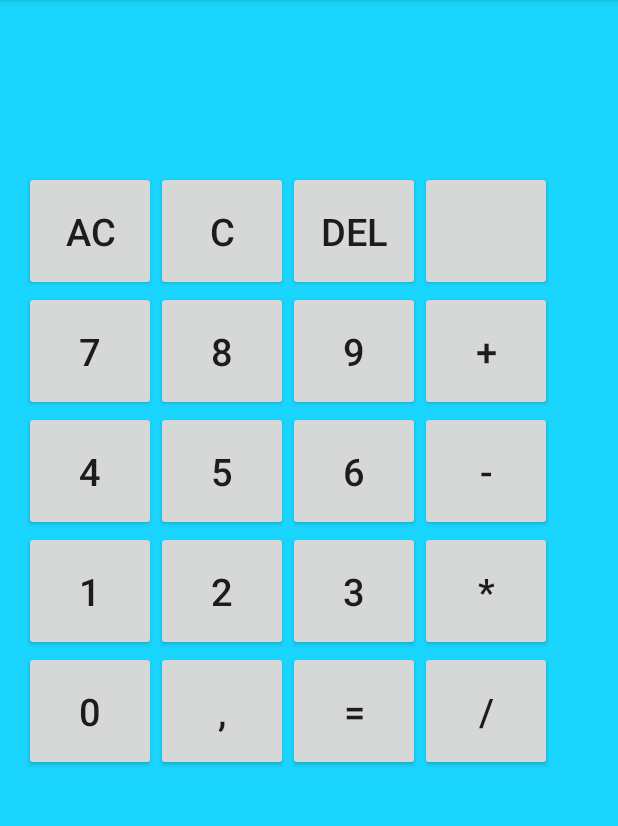
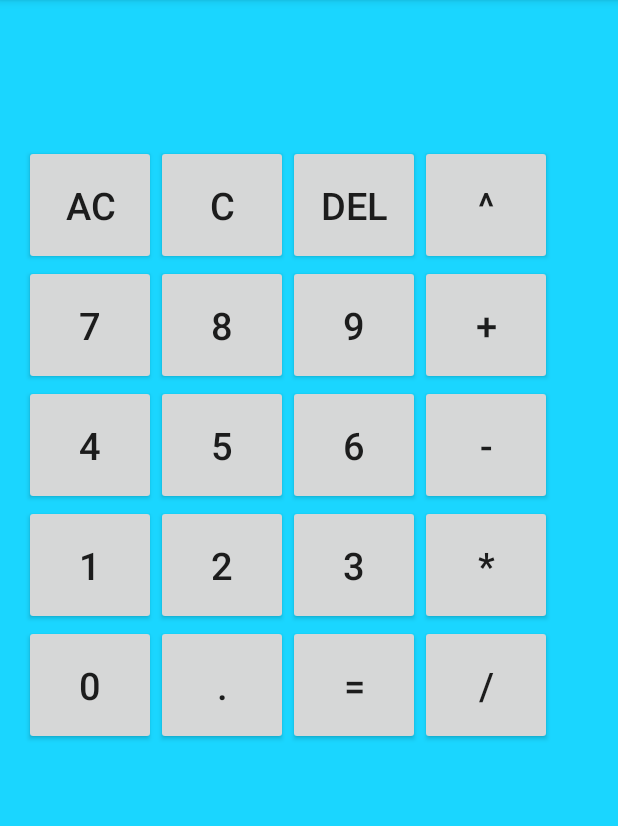
Before and after one commit to Frkw/Calculadora, an Android app: the screen it shows after launch (MainActivity), after a tap on an icon or button, on a phone screen of 412 x 824 dp, the part 84-910 px from its top. Run offline under Robolectric (Android 15) with nearby library versions, the phone set to English and light mode, and no system bars.

```diff
--- a/app/src/main/java/com/example/andre/calculadora/MainActivity.java
+++ b/app/src/main/java/com/example/andre/calculadora/MainActivity.java
@@ -3,52 +3,51 @@ package com.example.andre.calculadora;
 import android.support.v7.app.AppCompatActivity;
 import android.os.Bundle;
 import android.view.View;
-import android.widget.EditText;
 import android.widget.Button;
 import android.widget.TextView;
 
+public class MainActivity extends AppCompatActivity implements View.OnClickListener {
 
-public class MainActivity extends AppCompatActivity implements View.OnClickListener {
-//dfinir variables de controles
-    //botones
-    Button uno, dos, tres, cuatro, cinco, seis, siete, ocho, nueve, cero, coma, borrar, suma, resta, multi, divi, igual;
-    //textview
-    TextView visor, acumulador;
 
-    //variables que almacenan resultados
-   public double  resultado, valor1=0, valor2=0;
-    //variable para tipo de signo
-    char signo ='+';
-    char anterior ='=';
-    boolean inicialsuma=true, inicialresta = true, inicialmulti=true,inicialdivi=true;
+    //Definir variables de controles
+    boolean decimal = false;
+    boolean suma = false;
+    boolean resta = false;
+    boolean multiplicacion = false;
+    Double[] numero = new Double[20];
+    Double resultado;
+
+
+    //Método al crear la instancia
     @Override
-    //método al crear la instancia
     protected void onCreate(Bundle savedInstanceState) {
         super.onCreate(savedInstanceState);
         setContentView(R.layout.activity_main);
+
         //Asignar variables para botones
-          uno = (Button) findViewById(R.id.one);
-          dos = (Button) findViewById(R.id.two);
-          tres =(Button) findViewById(R.id.three);
-          cuatro = (Button) findViewById(R.id.four);
-          cinco = (Button) findViewById(R.id.five);
-          seis = (Button) findViewById(R.id.six);
-          siete = (Button) findViewById(R.id.seven);
-          ocho = (Button) findViewById(R.id.eight);
-          nueve = (Button) findViewById(R.id.nine);
-          cero = (Button) findViewById(R.id.zero);
-          coma=(Button) findViewById(R.id.coma);
-          borrar= (Button) findViewById(R.id.clear);
-          suma= (Button) findViewById(R.id.sum);
-          resta= (Button) findViewById(R.id.subtraction);
-          multi= (Button) findViewById(R.id.multiplication);
-          divi=(Button) findViewById(R.id.division);
-          igual= (Button) findViewById(R.id.equal);
+        Button borrar= (Button) findViewById(R.id.clear);
+        Button punto=(Button) findViewById(R.id.point);
+        Button cero = (Button) findViewById(R.id.zero);
+        Button uno = (Button) findViewById(R.id.one);
+        Button dos = (Button) findViewById(R.id.two);
+        Button tres =(Button) findViewById(R.id.three);
+        Button cuatro = (Button) findViewById(R.id.four);
+        Button cinco = (Button) findViewById(R.id.five);
+        Button seis = (Button) findViewById(R.id.six);
+        Button siete = (Button) findViewById(R.id.seven);
+        Button ocho = (Button) findViewById(R.id.eight);
+        Button nueve = (Button) findViewById(R.id.nine);
+        Button suma= (Button) findViewById(R.id.sum);
+        Button resta= (Button) findViewById(R.id.subtraction);
+        Button multiplicacion= (Button) findViewById(R.id.multiplication);
+        Button division=(Button) findViewById(R.id.division);
+        Button igual= (Button) findViewById(R.id.equal);
 
-        //asignar variable a los textview
-        visor= (TextView) findViewById(R.id.display);
-        acumulador= (TextView) findViewById(R.id.accumulator);
-        //asociar evento click en cad uno de los botones
+
+        //Asociar evento click en cad uno de los botones
+        borrar.setOnClickListener(this);
+        punto.setOnClickListener(this);
+        cero.setOnClickListener(this);
         uno.setOnClickListener(this);
         dos.setOnClickListener(this);
         tres.setOnClickListener(this);
@@ -58,195 +57,127 @@ public class MainActivity extends AppCompatActivity implements View.OnClickListe
         siete.setOnClickListener(this);
         ocho.setOnClickListener(this);
         nueve.setOnClickListener(this);
-        cero.setOnClickListener(this);
-        coma.setOnClickListener(this);
-        borrar.setOnClickListener(this);
         suma.setOnClickListener(this);
         resta.setOnClickListener(this);
-        multi.setOnClickListener(this);
-        divi.setOnClickListener(this);
+        multiplicacion.setOnClickListener(this);
+        division.setOnClickListener(this);
         igual.setOnClickListener(this);
     }
 
+
+    //Método click
     @Override
-    //método click
     public void onClick(View v) {
-    //seleccion cada caso de boton que se pulse
-        switch(v.getId()) {
+
+        TextView pantalla = (TextView)findViewById(R.id.result);
+        String a = pantalla.getText().toString();
+        int seleccion = v.getId();
+
+
+        try {
+            //Seleccion cada caso de boton que se pulse
+            switch(seleccion)
+            {
+                case R.id.clear:
+                    pantalla.setText("");
+                    decimal = false;
+                    break;
+
+                case R.id.point:
+                    if(decimal == false){
+                        pantalla.setText(a+".");
+                        decimal = true;
+                    }else{return;}
+                    break;
+
+                case R.id.zero:
+                    pantalla.setText(a+"0");
+                    break;
 
                 case R.id.one:
-                //agregar uno al Textview visor
-                visor.append("1");
+                    pantalla.setText(a+"1");
                     break;
 
                 case R.id.two:
+                    pantalla.setText(a+"2");
+                    break;
 
-                visor.append("2");
+                case R.id.three:
+                    pantalla.setText(a+"3");
                     break;
-            case R.id.three:
-                visor.append("3");
+
+                case R.id.four:
+                    pantalla.setText(a+"4");
                     break;
-            case R.id.four:
-                visor.append("4");
+
+                case R.id.five:
+                    pantalla.setText(a+"5");
                     break;
-            case R.id.five:
-                visor.append("5");
+
+                case R.id.six:
+                    pantalla.setText(a+"6");
                     break;
-            case R.id.six:
-                visor.append("6");
+
+                case R.id.seven:
+                    pantalla.setText(a+"7");
                     break;
-            case R.id.seven:
-                visor.append("7");
+
+                case R.id.eight:
+                    pantalla.setText(a+"8");
                     break;
-            case R.id.eight:
-                visor.append("8");
+
+                case R.id.nine:
+                    pantalla.setText(a+"9");
                     break;
-            case R.id.nine:
-                visor.append("9");
+
+                case R.id.sum:
+                    suma = true;
+                    numero[0] = Double.parseDouble(a);
+                    pantalla.setText("");
+                    decimal = false;
                     break;
-            case R.id.zero:
-                visor.append("0");
+
+                case R.id.subtraction:
+                    resta = true;
+                    numero[0] = Double.parseDouble(a);
+                    pantalla.setText("");
+                    decimal = false;
                     break;
-            case R.id.clear:
-            {
-                //se borra contenido textviews
-                visor.setText("");
-                acumulador.setText("");
-                inicialsuma= true;
-                inicialmulti=true;
-                signo='+';
-                anterior='=';
+
+                case R.id.multiplication:
+                    multiplicacion = true;
+                    numero[0] = Double.parseDouble(a);
+                    pantalla.setText("");
+                    decimal = false;
                     break;
-            }
-            case R.id.sum: {
-                //ejecuto método calcular pasando como parámetro el símbolo "+"
-                Calcular('+');
+
+                case R.id.division:
                     break;
+
+                case R.id.equal:
+
+                    numero[1] = Double.parseDouble(a);
+
+                    if (suma == true){
+                        resultado = numero[0] + numero[1];
+                        pantalla.setText(String.valueOf(resultado));
+                    }else if (resta == true){
+                        resultado = numero[0] - numero[1];
+                        pantalla.setText(String.valueOf(resultado));
+                    }else if (multiplicacion == true){
+                        resultado = numero[0] * numero[1];
+                        pantalla.setText(String.valueOf(resultado));
                     }
 
-            case R.id.subtraction: {
-                //ejecuto método calcular pasando como parámetro el símbolo "-"
-                Calcular('-');
+                    decimal = false;
+                    suma = false;
+                    resta = false;
+                    multiplicacion = false;
                     break;
+
             }
-            case R.id.multiplication: {
-                //ejecuto método calcular pasando como parámetro el símbolo "*"
-                Calcular('*');
-                break;
-            }
-            case R.id.division: {
-                //ejecuto método calcular pasando como parámetro el símbolo "/"
-                Calcular('/');
-                break;
-            }
-            case R.id.equal: {
-                //ejecuto método calcular pasando como parámetro el símbolo "="
-                Calcular('=');
-                break;
+        }catch(Exception e){
+            pantalla.setText("ERROR");
+        };
     }
 }
-    }
-
-    //método que calcula operaciones
-    public void Calcular(char sign){
-
-//valores iniciales dependiendo del signo
-         if ((inicialsuma==true)&& (sign == '+'))
-          valor1=0;
-        if ((inicialmulti==true)&& (sign == '*'))
-            valor1=1;
-
-
-
-
-        //almacena parcialmente numero antes de ejecutar operacion
-        resultado = valor1;
-
-
-     // convierte el texto del visor a string
-
-    String visor_a_cadena = visor.getText().toString();
-        // convierte el string a double
-        valor2 = Double.parseDouble(visor_a_cadena);
-        //dependiendo del signo introducido ejecutar operación
-            if(sign == '+') {
-                // si es "+", suma ambas variables y asigna a resultado
-                resultado = valor1 + valor2;
-                //anterior signo antes de ejecutar igual
-                anterior = sign;
-                inicialsuma= false;
-            }
-            else if (sign == '-') {
-                // si es "-", resta ambas variables y asigna a resultado
-                resultado = valor1 - valor2;
-                //anterior signo
-                anterior = sign;
-
-            }
-            else if (sign == '*') {
-                // si es "*", multiplica ambas variables y asigna a resultado
-                resultado = valor1 * valor2;
-                anterior = sign;
-                inicialmulti=false;
-            }
-            else if (sign == '/') {
-                // si es "/", divide ambas variables y asigna a resultado
-                resultado = valor1 / valor2;
-                anterior = sign;
-            }
-        //despues de hacer la operación queda el resultado en valor1
-        valor1 = resultado;
-        //modificamos la variable de signo con la que definamos
-        signo = sign;
-
-        //si pulsamos el botón igual miramos el anterior signo para ejecutar operacion
-        if(sign == '='){
-
-            if(anterior == '+') {
-                // si es "+", suma ambas variables y asigna a resultado
-                resultado = valor1 + valor2;
-                //anterior signo antes de ejecutar igual
-
-            }
-            else if (anterior == '-') {
-                // si es "-", resta ambas variables y asigna a resultado
-                resultado = valor1 - valor2;
-                //anterior signo
-
-            }
-            else if (anterior == '*') {
-                // si es "*", multiplica ambas variables y asigna a resultado
-                resultado = valor1 * valor2;
-                anterior = sign;
-            }
-            else if (anterior == '/') {
-                // si es "/", divide ambas variables y asigna a resultado
-                resultado = valor1 / valor2;
-                anterior = sign;
-            }
-            //despues de hacer la operación queda el resultado en valor1
-            valor1 = resultado;
-            anterior='=';
-            //sacar resultado en ambos textview
-
-
-            visor.setText("" + valor1);
-            acumulador.setText("" + valor1);
-            valor1=0;
-            inicialsuma= true;
-            inicialmulti=true;
-        }
-          //si no pulso boton igual
-          else{
-            //borro el contenido visor principal
-            visor.setText("");
-            // muestro en el otro textview el valor con el signo
-            acumulador.setText("" + valor1 + signo);
-            inicialsuma= false;
-            inicialmulti=false;
-
-        }
-
-    }
-
-}
--- a/app/src/main/res/layout/activity_main.xml
+++ b/app/src/main/res/layout/activity_main.xml
@@ -12,22 +12,16 @@
     tools:context="com.example.andre.calculadora.MainActivity">
 
 
+
     <TextView
-        android:id="@+id/display"
+        android:id="@+id/result"
         android:layout_width="match_parent"
         android:layout_height="wrap_content"
         android:text=""
         android:gravity="right"
-        android:textSize="40sp"
+        android:textSize="60sp"
         />
-    <TextView
-        android:id="@+id/accumulator"
-        android:layout_width="match_parent"
-        android:layout_height="44dp"
-        android:text=""
-        android:gravity="right"
-        android:textSize="20sp"
-        />
+
 
     <LinearLayout
         android:layout_width="match_parent"
@@ -58,10 +52,10 @@
             />
 
         <Button
-            android:id="@+id/falta"
+            android:id="@+id/power"
             android:layout_width="88dp"
             android:layout_height="80dp"
-            android:text=""
+            android:text="^"
             android:textSize="25sp"
             />
 
@@ -198,10 +192,10 @@
             />
 
         <Button
-            android:id="@+id/coma"
+            android:id="@+id/point"
             android:layout_width="88dp"
             android:layout_height="80dp"
-            android:text=","
+            android:text="."
             android:textSize="25sp"
             />
 
```
Lines whose indentation alone changed are shown as unchanged.
